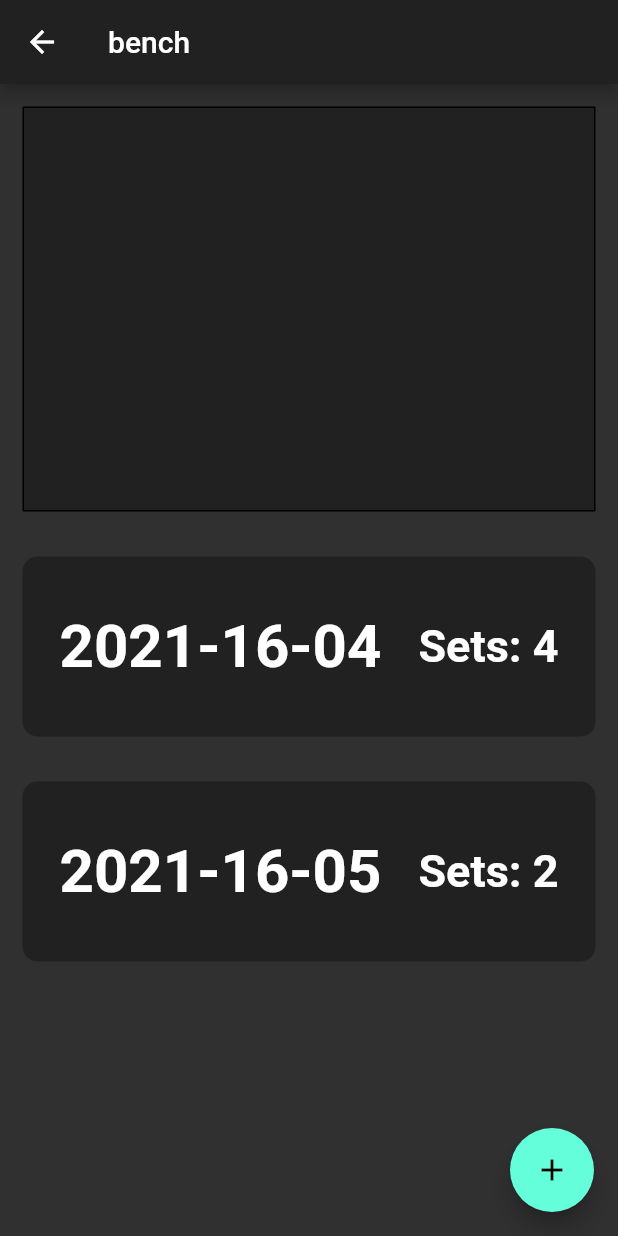
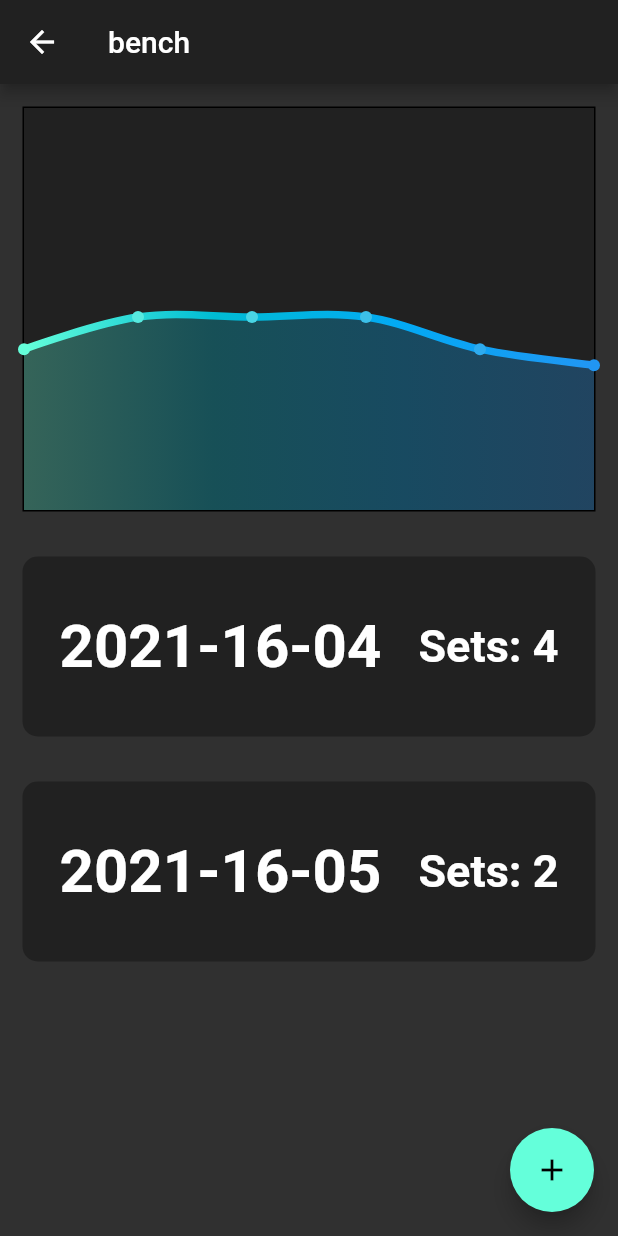
Before and after one commit to CarlHagred/LiftStatus, a Flutter app: the screen it shows after launch, after a tap on "bench", on a phone screen of 412 x 824 dp. Run offline on Flutter 3.47's test engine with Material 2 defaults, Android fonts, the phone set to English and light mode, and no system bars; drawn by our look-alikes of fl_chart; our stand-ins replace font_awesome_flutter.

```diff
--- a/lib/exercise_page.dart
+++ b/lib/exercise_page.dart
@@ -79,22 +79,17 @@ class _ExercisePageState extends State<ExercisePage> {
     responseList.forEach(
       (post) {
         for (var i = 0; i < post[post.keys.first].length; i++) {
-          print(post[post.keys.first][i]["weight"]);
+          int weight = post[post.keys.first][i]["weight"];
+          responseChartList.add(
+            FlSpot(
+              j,
+              weight.toDouble(),
+            ),
+          );
+          j++;
         }
       },
     );
-
-    /*for (var i = responseList.length - 1; i >= 0; i--) {
-      var curentIndex = lists[title][i];
-      int weight = curentIndex["weight"];
-      responseChartList.add(
-        FlSpot(
-          j,
-          weight.toDouble(),
-        ),
-      );
-      j++;
-    }*/
     setState(() {
       chartData = responseChartList;
     });
```
